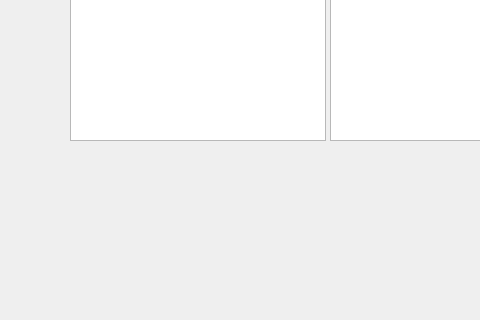
First picture: the form in main_window.ui, repository smash14/badminton_matchmaker, before the edit; both pictures show x 0 to 480 and y 141 to 461 of the 1043 by 702 pixel window.
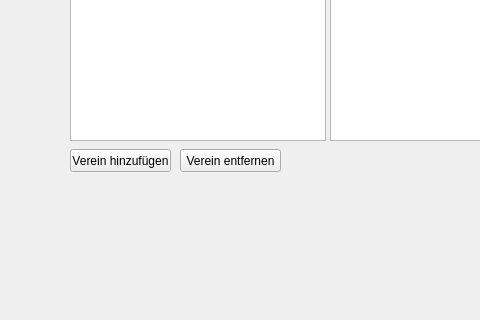
Second picture: the form after the edit.

Commit message: add and remove team

Diff of the .ui file:
```diff
--- a/main_window.ui
+++ b/main_window.ui
@@ -54,6 +54,32 @@
      </rect>
     </property>
    </widget>
+   <widget class="QPushButton" name="pushButton_add_team">
+    <property name="geometry">
+     <rect>
+      <x>70</x>
+      <y>290</y>
+      <width>101</width>
+      <height>23</height>
+     </rect>
+    </property>
+    <property name="text">
+     <string>Verein hinzufügen</string>
+    </property>
+   </widget>
+   <widget class="QPushButton" name="pushButton_remove_team">
+    <property name="geometry">
+     <rect>
+      <x>180</x>
+      <y>290</y>
+      <width>101</width>
+      <height>23</height>
+     </rect>
+    </property>
+    <property name="text">
+     <string>Verein entfernen</string>
+    </property>
+   </widget>
   </widget>
   <widget class="QMenuBar" name="menubar">
    <property name="geometry">
```
The commit also changes 6 other files.
